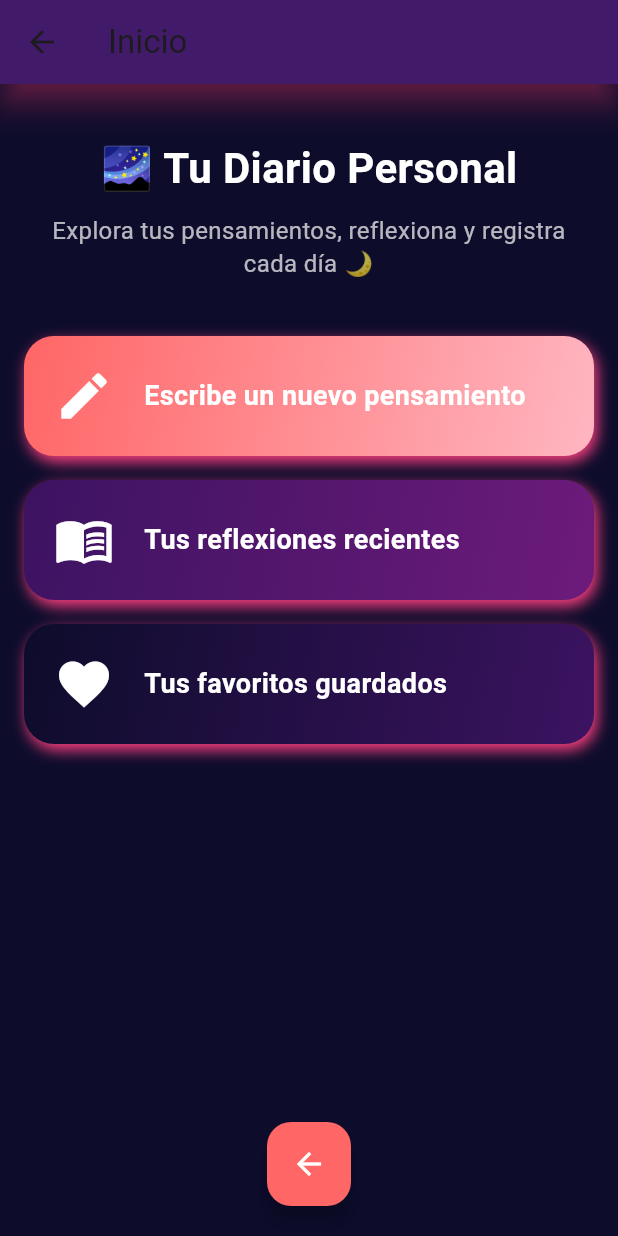
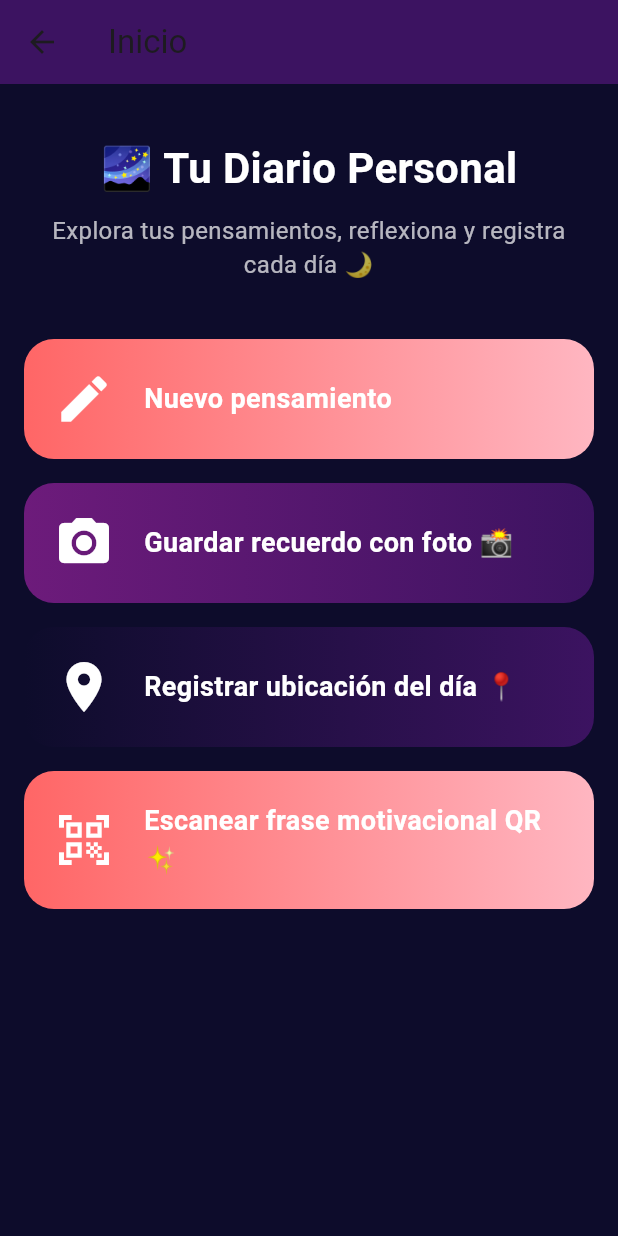
Before and after one commit to jessicacunalata29/flutter, a Flutter app: the HomeScreen screen opened directly, on a phone screen of 412 x 824 dp. Run offline on Flutter 3.47's test engine with Material 3 defaults, Android fonts, the phone set to English and light mode, and no system bars; our stand-ins replace image_picker; missing offline and left inert: qr_code_scanner.

Commit message:
codigo qr

```diff
--- /dev/null
+++ b/lib/src/pantallas/camara_page.dart
@@ -0,0 +1,45 @@
+import 'package:flutter/material.dart';
+import 'package:image_picker/image_picker.dart';
+import 'dart:io';
+
+class CamaraPage extends StatefulWidget {
+  const CamaraPage({super.key});
+
+  @override
+  State<CamaraPage> createState() => _CamaraPageState();
+}
+
+class _CamaraPageState extends State<CamaraPage> {
+  File? _foto;
+
+  Future tomarFoto() async {
+    final picker = ImagePicker();
+    final imagen = await picker.pickImage(source: ImageSource.camera);
+
+    if (imagen != null) {
+      setState(() => _foto = File(imagen.path));
+    }
+  }
+
+  @override
+  Widget build(BuildContext context) {
+    return Scaffold(
+      appBar: AppBar(title: const Text("Tomar foto")),
+      body: Center(
+        child: Column(
+          mainAxisAlignment: MainAxisAlignment.center,
+          children: [
+            _foto == null
+                ? const Text("No hay foto aún")
+                : Image.file(_foto!, height: 300),
+            const SizedBox(height: 20),
+            ElevatedButton(
+              onPressed: tomarFoto,
+              child: const Text("Tomar foto 📸"),
+            ),
+          ],
+        ),
+      ),
+    );
+  }
+}
--- a/lib/src/pantallas/home_screen.dart
+++ b/lib/src/pantallas/home_screen.dart
@@ -1,4 +1,7 @@
 import 'package:flutter/material.dart';
+import 'package:ejemplo/src/pantallas/camara_page.dart';
+import 'package:ejemplo/src/pantallas/gps_page.dart';
+import 'package:ejemplo/src/pantallas/qr_page.dart';
 
 class HomeScreen extends StatelessWidget {
   const HomeScreen({super.key});
@@ -8,17 +11,13 @@ class HomeScreen extends StatelessWidget {
     return Scaffold(
       appBar: AppBar(
         title: const Text("Inicio"),
-        backgroundColor: const Color(0xFF3C1361),
-        elevation: 8,
-        shadowColor: Colors.pinkAccent,
+        backgroundColor: Color(0xFF3C1361),
       ),
-      body: Stack(
-        children: [
-          // Contenido principal
-          ListView(
+      body: ListView(
         padding: const EdgeInsets.all(16),
         children: [
           const SizedBox(height: 20),
+
           const Center(
             child: Text(
               "🌌 Tu Diario Personal",
@@ -30,14 +29,11 @@ class HomeScreen extends StatelessWidget {
             ),
           ),
           const SizedBox(height: 10),
+
           const Center(
             child: Text(
               "Explora tus pensamientos, reflexiona y registra cada día 🌙",
-                  style: TextStyle(
-                    color: Colors.white70,
-                    fontSize: 16,
-                    height: 1.4,
-                  ),
+              style: TextStyle(color: Colors.white70, fontSize: 16),
               textAlign: TextAlign.center,
             ),
           ),
@@ -46,42 +42,48 @@ class HomeScreen extends StatelessWidget {
           _tarjetaAccion(
             context,
             icon: Icons.edit,
-                texto: "Escribe un nuevo pensamiento",
+            texto: "Nuevo pensamiento",
             colores: [Color(0xFFFF6666), Color(0xFFFFB6C1)],
-                mensajeSnack: "🪷 ¡Aquí puedes escribir un nuevo apunte!",
+            onTap: () {},
           ),
+
           _tarjetaAccion(
             context,
-                icon: Icons.menu_book,
-                texto: "Tus reflexiones recientes",
-                colores: [Color(0xFF3C1361), Color(0xFF6D1B7B)],
-                mensajeSnack: "📖 Aquí puedes ver tus reflexiones recientes",
+            icon: Icons.photo_camera,
+            texto: "Guardar recuerdo con foto 📸",
+            colores: [Color(0xFF6D1B7B), Color(0xFF3C1361)],
+            onTap: () {
+              Navigator.push(
+                context,
+                MaterialPageRoute(builder: (_) => const CamaraPage()),
+              );
+            },
           ),
+
           _tarjetaAccion(
             context,
-                icon: Icons.favorite,
-                texto: "Tus favoritos guardados",
+            icon: Icons.location_on,
+            texto: "Registrar ubicación del día 📍",
             colores: [Color(0xFF0D0C2B), Color(0xFF3C1361)],
-                mensajeSnack: "💖 Aquí puedes ver tus favoritos",
-              ),
-              const SizedBox(height: 80), // Para dejar espacio al botón
-            ],
+            onTap: () {
+              Navigator.push(
+                context,
+                MaterialPageRoute(builder: (_) => const QrPage()),
+              );
+            },
           ),
 
-          // Botón de Atrás en la parte inferior
-          Positioned(
-            bottom: 20,
-            left: 0,
-            right: 0,
-            child: Center(
-              child: FloatingActionButton(
-                backgroundColor: const Color(0xFFFF6666),
-                onPressed: () {
-                  Navigator.pop(context); // Regresa a la pantalla anterior
+          _tarjetaAccion(
+            context,
+            icon: Icons.qr_code_scanner,
+            texto: "Escanear frase motivacional QR ✨",
+            colores: [Color(0xFFFF6666), Color(0xFFFFB6C1)],
+            onTap: () {
+              Navigator.push(
+                context,
+                MaterialPageRoute(builder: (_) => const QRPage()),
+              );
             },
-                child: const Icon(Icons.arrow_back, color: Colors.white),
-              ),
-            ),
           ),
         ],
       ),
@@ -94,31 +96,16 @@ class HomeScreen extends StatelessWidget {
     required IconData icon,
     required String texto,
     required List<Color> colores,
-    required String mensajeSnack,
+    required VoidCallback onTap,
   }) {
     return GestureDetector(
-      onTap: () {
-        ScaffoldMessenger.of(
-          context,
-        ).showSnackBar(SnackBar(content: Text(mensajeSnack)));
-      },
+      onTap: onTap,
       child: Container(
         margin: const EdgeInsets.symmetric(vertical: 8),
         padding: const EdgeInsets.all(20),
         decoration: BoxDecoration(
-          gradient: LinearGradient(
-            colors: colores,
-            begin: Alignment.topLeft,
-            end: Alignment.bottomRight,
-          ),
+          gradient: LinearGradient(colors: colores),
           borderRadius: BorderRadius.circular(20),
-          boxShadow: const [
-            BoxShadow(
-              color: Colors.pinkAccent,
-              blurRadius: 8,
-              offset: Offset(2, 4),
-            ),
-          ],
         ),
         child: Row(
           children: [
@@ -127,7 +114,7 @@ class HomeScreen extends StatelessWidget {
             Expanded(
               child: Text(
                 texto,
-                style: const TextStyle(
+                style: TextStyle(
                   color: Colors.white,
                   fontSize: 18,
                   fontWeight: FontWeight.bold,
--- a/pubspec.yaml
+++ b/pubspec.yaml
@@ -34,6 +34,9 @@ dependencies:
   provider: ^6.0.0
 
   animated_background: ^2.0.0
+  geolocator: ^10.0.0
+  qr_code_scanner: ^1.0.1
+  image_picker: ^1.2.0
 
   # The following adds the Cupertino Icons font to your application.
   # Use with the CupertinoIcons class for iOS style icons.
```
Also changed, not shown: lib/src/pantallas/gps_page.dart (added, +49 -0 lines), lib/src/pantallas/qr_page.dart (added, +52 -0 lines), package-lock.json (added), pubspec.lock, 6 other files. Lines whose indentation alone changed are shown as unchanged.
